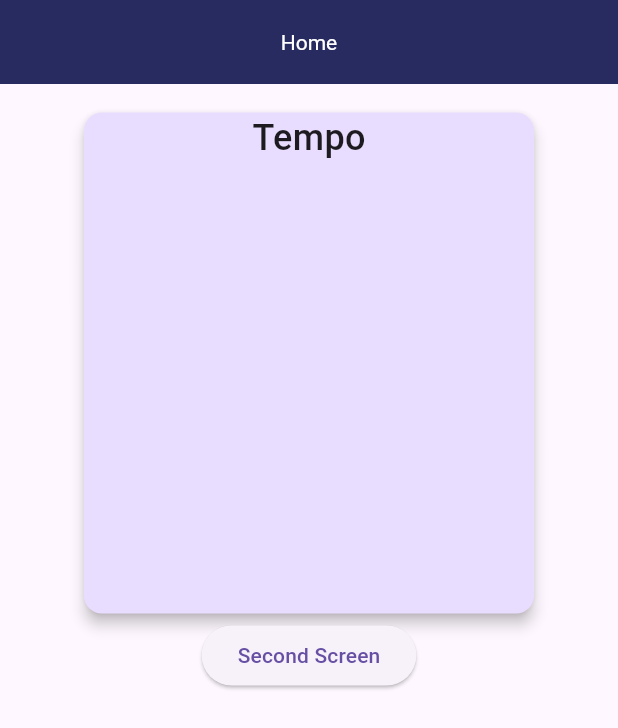
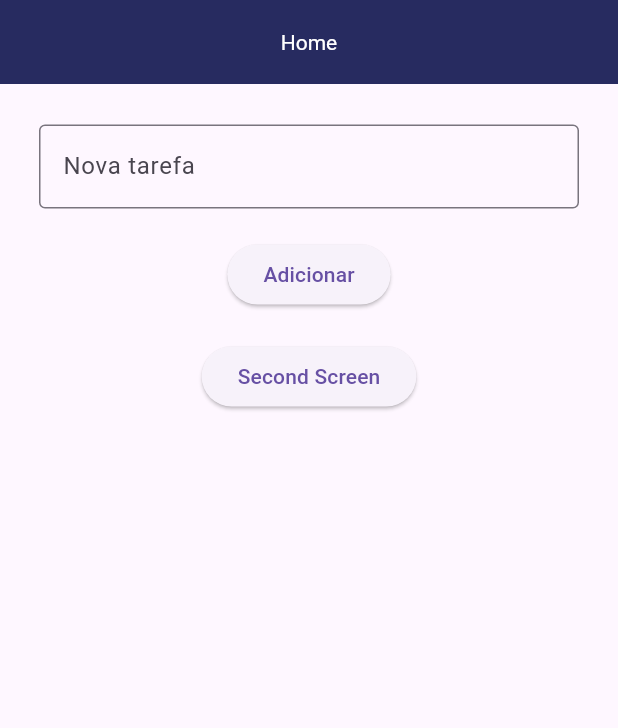
Before and after one commit to RaimundoNCN/Rotas---Flutter, a Flutter app: the screen it shows after launch, on a phone screen of 412 x 824 dp. Shown: the top 728 px of the screen. Run offline on Flutter 3.47's test engine with Material 3 defaults, Android fonts, the light colour scheme and no system bars.

Commit message:
armazenando dados temporarios

```diff
--- a/lib/Pages/HomePage/home.dart
+++ b/lib/Pages/HomePage/home.dart
@@ -1,7 +1,16 @@
 import 'package:flutter/material.dart';
 
-class HomePage extends StatelessWidget {
+class HomePage extends StatefulWidget {
   const HomePage({super.key});
+
+  @override
+  State<HomePage> createState() => _HomePageState();
+}
+
+class _HomePageState extends State<HomePage> {
+  final _formKey = GlobalKey<FormState>();
+  final _taskController = TextEditingController();
+  List<String> _tasks = [];
 
   @override
   Widget build(BuildContext context) {
@@ -15,22 +24,60 @@ class HomePage extends StatelessWidget {
         child: Center(
           child: Column(
             children: [
-              Card(
-                elevation: 4,
-                color: Color(0xFFe9ddff),
-                child: Column(
-                  children: [
-                    Text(
-                      'Tempo',
-                      style:
-                          TextStyle(fontSize: 24, fontWeight: FontWeight.w500),
+              Padding(
+                padding: const EdgeInsets.only(
+                  top: 12,
+                  left: 26,
+                  right: 26,
+                ),
+                child: Form(
+                  key: _formKey,
+                  child: TextFormField(
+                    controller: _taskController,
+                    decoration: InputDecoration(
+                      labelText: 'Nova tarefa',
+                      border: OutlineInputBorder(),
                     ),
-                    Container(
-                      width: 300,
-                      height: 300,
+                    validator: (value) {
+                      if (value!.isEmpty) {
+                        return 'Por favor, insira uma tarefa';
+                      }
+                      return null;
+                    },
+                  ),
+                ),
+              ),
+              SizedBox(height: 20),
+              ElevatedButton(
+                onPressed: () {
+                  if (_formKey.currentState!.validate()) {
+                    setState(() {
+                      _tasks.add(_taskController.text);
+                      _taskController.clear();
+                    });
+                  }
+                },
+                child: Text('Adicionar'),
+              ),
+              SizedBox(height: 20),
+              ListView.builder(
+                shrinkWrap: true,
+                itemCount: _tasks.length,
+                itemBuilder: (context, index) {
+                  return Card(
+                    child: ListTile(
+                      title: Text(_tasks[index]),
+                      trailing: IconButton(
+                        icon: Icon(Icons.delete),
+                        onPressed: () {
+                          setState(() {
+                            _tasks.removeAt(index);
+                          });
+                        },
+                      ),
                     ),
-                  ],
-                ),
+                  );
+                },
               ),
               ElevatedButton(
                 onPressed: () {
```
